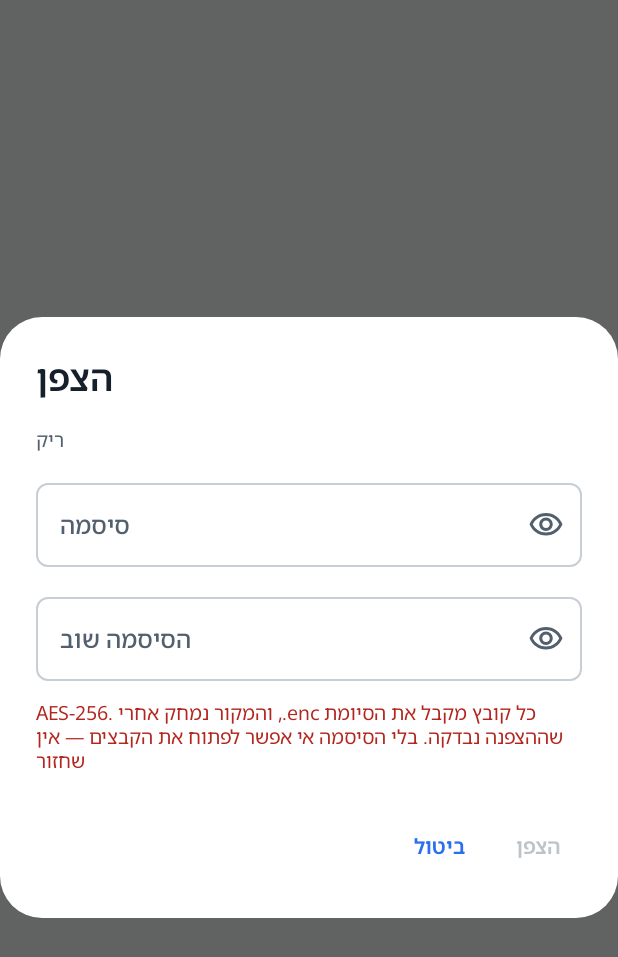
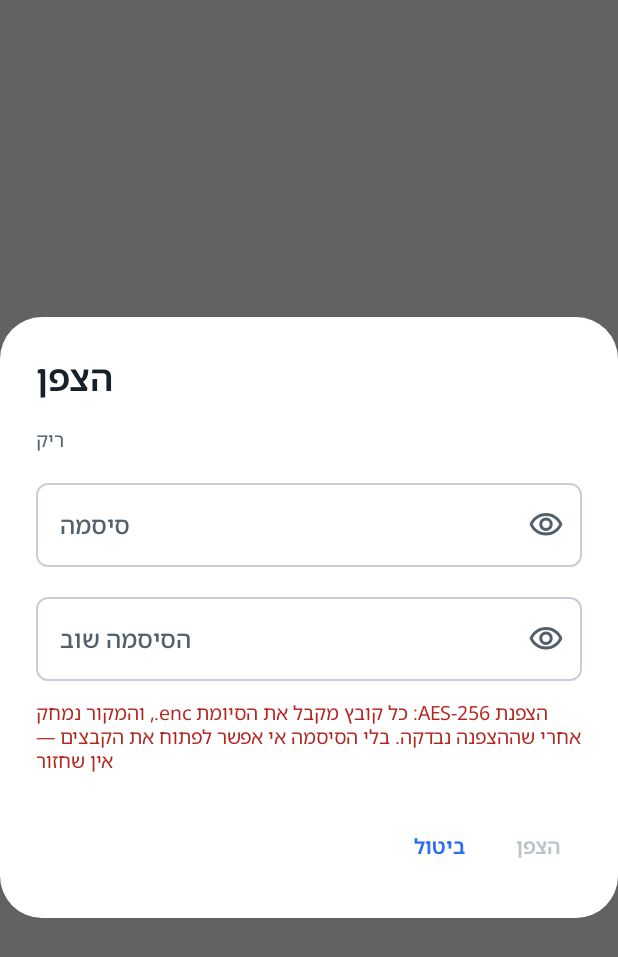
Before and after one commit to idanck/nexplorer, an Android app built with Jetpack Compose: the composable EncryptDialog called with empty values, on a phone screen of 412 x 824 dp. Shown: the top 957 px of the screen. Run offline under Robolectric (Android 15) with nearby library versions, the phone set to English and light mode, and no system bars; 1 statement that could not run was skipped.

Commit message:
fix(crypto): lay out the AES-256 warnings right to left
A sentence that starts with "AES-256" takes a left-to-right paragraph
direction, which flipped ".enc" to "enc." in the encrypt dialog (seen in
the QA screenshots); the archive dialog had the same pattern. Both now
start in Hebrew with the Latin terms isolated. The plan records the
PBKDF2 time measured on the emulators.

Co-Authored-By: Claude Opus 5.5 <noreply@anthropic.com>
Claude-Session: https://claude.ai/code/session_015JAafQwxjbrMEqpKU5Pk7L

```diff
--- a/app/src/main/kotlin/com/idanck/nexplorer/ui/browser/ToolDialogs.kt
+++ b/app/src/main/kotlin/com/idanck/nexplorer/ui/browser/ToolDialogs.kt
@@ -131,7 +131,7 @@ fun CompressDialog(
                 }
                 Text(
                     when {
-                        password.isNotEmpty() -> "AES-256. בלי הסיסמה אי אפשר לפתוח את הארכיון — אין שחזור"
+                        password.isNotEmpty() -> "הצפנת ${"AES-256".isolated()}. בלי הסיסמה אי אפשר לפתוח את הארכיון — אין שחזור"
                         format == ArchiveFormat.SevenZ -> "7z — קטן יותר, אבל לא כל מערכת פותחת אותו בלי תוכנה"
                         else -> "בלי סיסמה — ZIP רגיל שכל מערכת פותחת"
                     },
@@ -169,7 +169,8 @@ fun EncryptDialog(count: Int, onConfirm: (CharArray) -> Unit, onDismiss: () -> U
                     Text("הסיסמאות לא זהות", style = MaterialTheme.typography.bodySmall, color = MaterialTheme.colorScheme.error)
                 }
                 Text(
-                    "AES-256. כל קובץ מקבל את הסיומת ${".enc".isolated()}, והמקור נמחק אחרי שההצפנה נבדקה. " +
+                    // פותח בעברית: משפט שמתחיל ב-"AES" נפרש משמאל לימין, ו-".enc" מתהפך ל-"enc.".
+                    "הצפנת ${"AES-256".isolated()}: כל קובץ מקבל את הסיומת ${".enc".isolated()}, והמקור נמחק אחרי שההצפנה נבדקה. " +
                         "בלי הסיסמה אי אפשר לפתוח את הקבצים — אין שחזור",
                     style = MaterialTheme.typography.bodySmall,
                     color = MaterialTheme.colorScheme.error,
```
Also changed, not shown: 1 other file.
